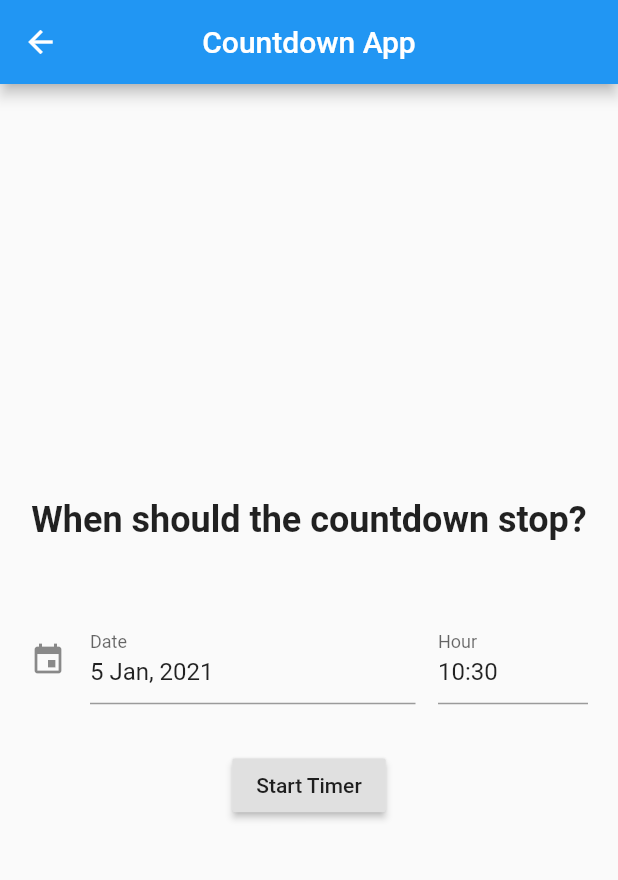
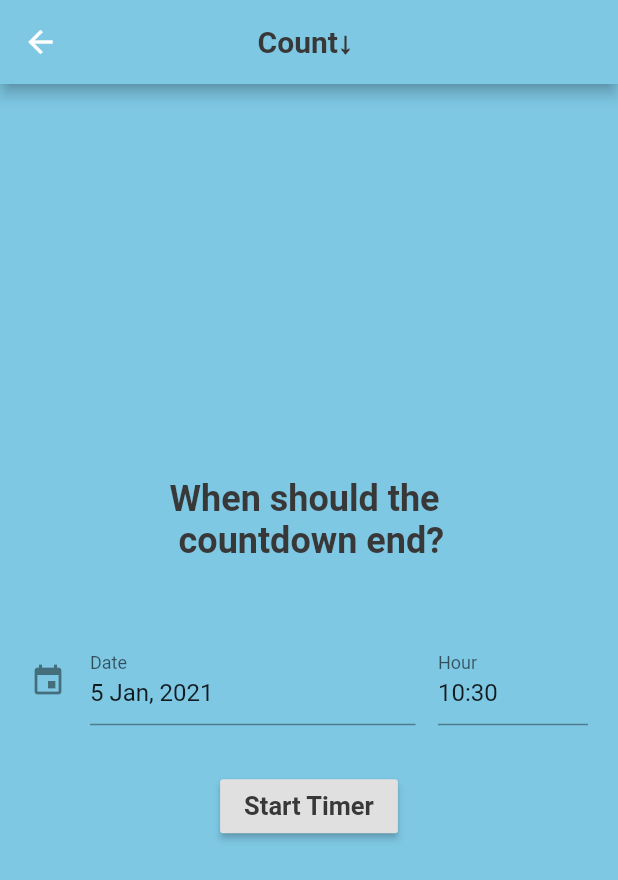
Before and after one commit to Fortune-Adekogbe/countdown-app, a Flutter app: the screen it shows after launch, after a tap on "To a time", on a phone screen of 412 x 824 dp. Shown: the top 880 px of the screen. Run offline on Flutter 3.47's test engine with Material 2 defaults, Android fonts, the phone set to English and light mode, and no system bars; drawn by our look-alikes of date_time_picker; our stand-ins replace flutter_time_picker_spinner.

Commit message:
Added colors

```diff
--- a/lib/main.dart
+++ b/lib/main.dart
@@ -7,7 +7,11 @@ import 'dart:math' as math;
 void main() {
   runApp(MyApp());
 }
-
+/*
+Add some UI to it.
+Sort out the DateTime subtraction issue for contdown to time.
+Add a final page maybe.
+ */
 // Home Page
 class CountdownApp extends StatefulWidget {
   @override
@@ -18,6 +22,8 @@ class _State extends State<CountdownApp> {
   bool button1, button2;
   static GlobalKey _globalKey = GlobalKey();
   static const Color white = Color(0xFFFFFFFF);
+  static const Color blue = Color(0xFF7EC8E4);
+  static const Color dbrown = Color(0xFF393839);
 
   @override
   void initState() {
@@ -31,29 +37,25 @@ class _State extends State<CountdownApp> {
     return RepaintBoundary(
       key: _globalKey,
       child: Scaffold(
-        appBar: AppBar(
-          automaticallyImplyLeading: false,
-          title: Text("Count↓ App"),
-          centerTitle: true,
-        ),
+        backgroundColor: dbrown,
         body: Center(
           child: Column(
             mainAxisAlignment: MainAxisAlignment.center,
             children: <Widget>[
               RichText(
                 text: TextSpan(
-                  style: DefaultTextStyle.of(context).style,
+                  //style: DefaultTextStyle.of(context).style,
                   children: [
                     TextSpan(
-                        text: 'Count',
+                        text: 'Count↓',
                         style: TextStyle(
-                            color: Colors.blue, fontWeight: FontWeight.bold)),
-                    WidgetSpan(
+                            fontSize: 64, color: white, fontWeight: FontWeight.bold)),
+                    /*WidgetSpan(
                       child: Icon(
                         Icons.arrow_downward,
-                        color: Colors.blue,
-                        size: 64),
-                    )
+                        color: white,
+                        size: 70),
+                    )*/
                   ],
                 ),
               ),
@@ -142,6 +144,9 @@ class CountToTimePage extends StatefulWidget {
 class CountToTimeState extends State<CountToTimePage> {
   GlobalKey<FormState> _oFormKey = GlobalKey<FormState>();
   TextEditingController _controller;
+  static const Color white = Color(0xFFFFFFFF);
+  static const Color blue = Color(0xFF7EC8E4);
+  static const Color dbrown = Color(0xFF393839);
 
   //String _initialValue;
   String _valueChanged = '';
@@ -179,9 +184,14 @@ class CountToTimeState extends State<CountToTimePage> {
             ],
           ),
         ),
-        title: Text("Countdown App"),
+        title: Text("Count↓ ",
+        style: TextStyle(color: dbrown, fontWeight: FontWeight.bold),
+
+        ),
+        backgroundColor: blue,
         centerTitle: true,
       ),
+      backgroundColor: blue,
       body: Center(
         child: SingleChildScrollView(
           padding: EdgeInsets.only(left: 20, right: 20),
@@ -192,8 +202,8 @@ class CountToTimeState extends State<CountToTimePage> {
               children: <Widget>[
                 Container(
                   child: new Text(
-                    "When should the countdown stop?",
-                    style: TextStyle(fontSize: 24, fontWeight: FontWeight.bold),
+                    "When should the \n countdown end?",
+                    style: TextStyle(color: dbrown,fontSize: 24, fontWeight: FontWeight.bold),
                   ),
                 ),
                 SizedBox(height: 50),
@@ -225,12 +235,13 @@ class CountToTimeState extends State<CountToTimePage> {
                       DateTime dt = DateTime.now();
                       int diff1 = enteredDate.hour * 3600 + enteredDate.minute * 60 + enteredDate.second;
                       int diff2 = dt.hour * 3600 + dt.minute * 60 + dt.second;
-;
                       int diff = diff1 - diff2;
                       _goToCountingScreen(context, diff);
                     }
                   },
-                  child: Text('Start Timer'),
+                  child: Text('Start Timer',
+        style: TextStyle(color: dbrown, fontWeight: FontWeight.bold, fontSize: 17),
+                  ),
                 ),
               ],
             ),
@@ -263,10 +274,15 @@ class TimerPageState extends State<TimerPage> {
     return _dateTime;
   }
 
+  static const Color white = Color(0xFFFFFFFF);
+  static const Color blue = Color(0xFF7EC8E4);
+  static const Color dbrown = Color(0xFF393839);
+
   @override
   Widget build(BuildContext context) {
     return Scaffold(
       appBar: AppBar(
+        backgroundColor: blue,
         leading: InkWell(
           onTap: () => Navigator.pop(context),
           child: Row(
@@ -278,23 +294,24 @@ class TimerPageState extends State<TimerPage> {
             ],
           ),
         ),
-        title: Text("Count↓ App"),
+        title: Text("Count↓ App", style: TextStyle(color: dbrown),),
         centerTitle: true,
       ),
+      backgroundColor: blue,
       body: Center(
         child: Column(mainAxisAlignment: MainAxisAlignment.center, children: <
             Widget>[
           Container(
             child: new Text(
               "     Hour    Minute   Second",
-              style: TextStyle(fontSize: 24, fontWeight: FontWeight.bold),
+              style: TextStyle(color: dbrown, fontSize: 24, fontWeight: FontWeight.bold),
             ),
           ),
           TimePickerSpinner(
             is24HourMode: true,
             isShowSeconds: true,
-            normalTextStyle: TextStyle(fontSize: 24, color: Colors.deepOrange),
-            highlightedTextStyle: TextStyle(fontSize: 24, color: Colors.yellow),
+            normalTextStyle: TextStyle(fontWeight: FontWeight.w600,fontSize: 24, color: white),
+            highlightedTextStyle: TextStyle(fontWeight: FontWeight.w800, fontSize: 24, color: dbrown),
             spacing: 50,
             itemHeight: 80,
             isForce2Digits: true,
@@ -307,7 +324,7 @@ class TimerPageState extends State<TimerPage> {
           Container(
             child: ElevatedButton(
               style: ButtonStyle(
-                backgroundColor: MaterialStateProperty.all<Color>(Colors.blue),
+                backgroundColor: MaterialStateProperty.all<Color>(white),
               ),
               onPressed: () {
                 DateTime dt = this.enteredDate;
@@ -321,8 +338,8 @@ class TimerPageState extends State<TimerPage> {
                 child: new Text(
                   "Start Timer",
                   style: TextStyle(
-                      color: _State.white,
-                      fontSize: 24,
+                      color: dbrown,
+                      fontSize: 17,
                       fontWeight: FontWeight.bold),
                 ),
               ),
@@ -388,6 +405,9 @@ class CountingPageState extends State<CountingPage>
   CountingPageState({ @required this.secs});
 
   AnimationController controller;
+  static const Color white = Color(0xFFFFFFFF);
+  static const Color blue = Color(0xFF7EC8E4);
+  static const Color dbrown = Color(0xFF393839);
 
   String get timerString {
     Duration duration = controller.duration * controller.value;
@@ -420,10 +440,11 @@ class CountingPageState extends State<CountingPage>
             ],
           ),
         ),
-        title: Text("Count ↓ App"),
+        title: Text("Count↓"),
+        backgroundColor: dbrown,
         centerTitle: true,
       ),
-      backgroundColor: Colors.white70,
+      backgroundColor: dbrown,
       body: AnimatedBuilder(
           animation: controller,
           builder: (context, child) {
@@ -458,16 +479,17 @@ class CountingPageState extends State<CountingPage>
                                         CrossAxisAlignment.center,
                                     children: <Widget>[
                                       Text(
-                                        "The Count ↓",
+                                        controller.isAnimating ? "Counting down..." : "Waiting for the signal...",
                                         style: TextStyle(
+                                          fontWeight: FontWeight.bold,
                                             fontSize: 30.0,
-                                            color: Colors.black),
+                                            color: white),
                                       ),
                                       Text(
                                         timerString,
                                         style: TextStyle(
                                             fontSize: 80.0,
-                                            color: Colors.black),
+                                            color: white),
                                       ),
                                     ],
                                   ),
@@ -495,7 +517,8 @@ class CountingPageState extends State<CountingPage>
                                     ? Icons.pause
                                     : Icons.play_arrow),
                                 label: Text(
-                                    controller.isAnimating ? "Pause" : "Play"));
+                                    controller.isAnimating ? "Pause" : "Play",
+                                    style: TextStyle(color: dbrown),));
                           }),
                     ],
                   ),
@@ -519,7 +542,7 @@ class MyApp extends StatelessWidget {
         iconTheme: IconThemeData(
           color: Colors.white,
         ),
-        accentColor: Colors.red,
+        accentColor: Color(0xFF38b6ff),
       ),
       home: CountdownApp(),
       debugShowCheckedModeBanner: false,
```
Also changed, not shown: 6 other files.
